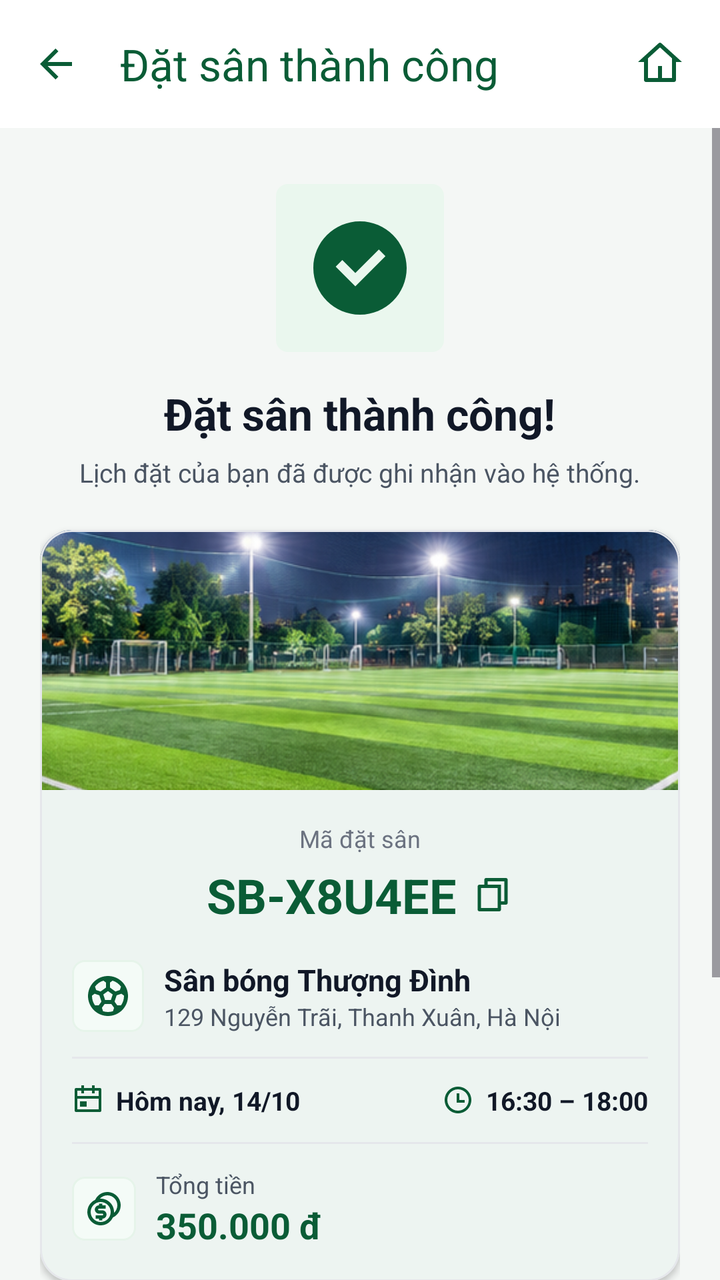
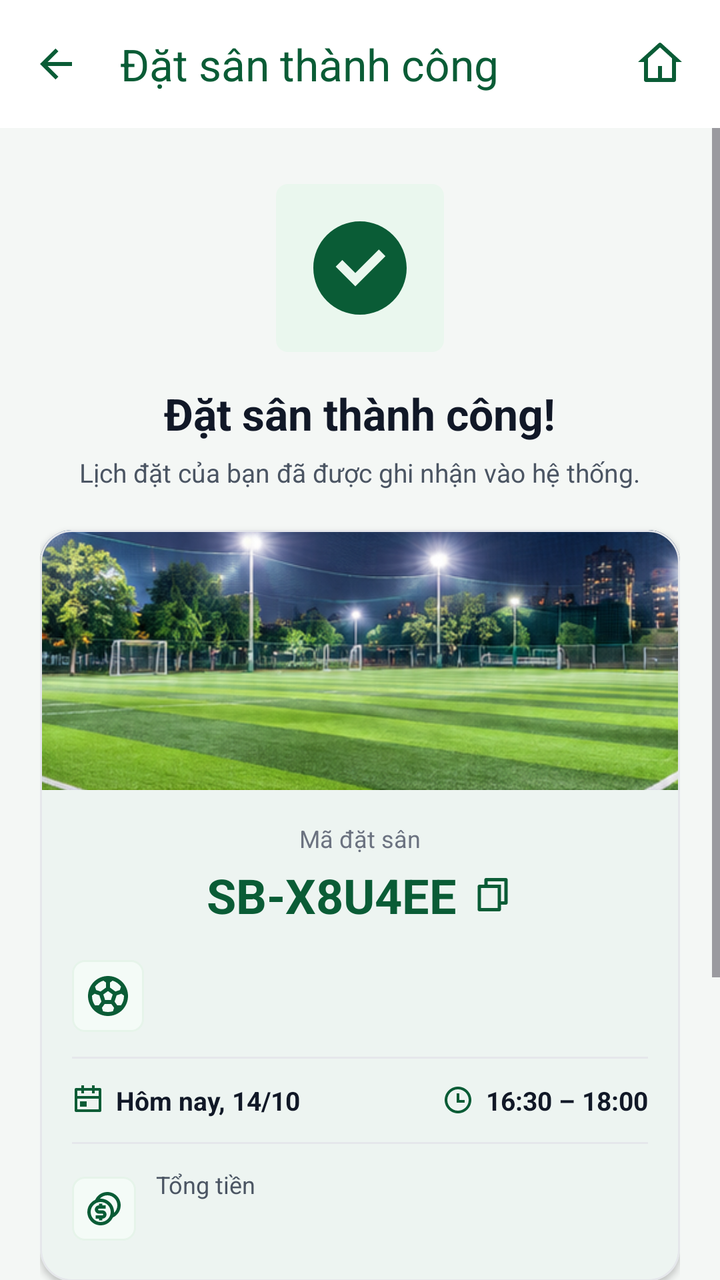

Two renders of the same Android screen: before a commit and after it. Below are the layout's source before the change and the commit's diff.
<!-- AndroidManifest.xml: application theme Theme.SanBong -->
<!-- res/layout/activity_booking_success.xml -->
<?xml version="1.0" encoding="utf-8"?>
<LinearLayout
    xmlns:android="http://schemas.android.com/apk/res/android"
    xmlns:app="http://schemas.android.com/apk/res-auto"
    android:layout_width="match_parent"
    android:layout_height="match_parent"
    android:orientation="vertical"
    android:background="@color/background">

    
    <com.google.android.material.appbar.MaterialToolbar
        android:id="@+id/toolbar"
        android:layout_width="match_parent"
        android:layout_height="wrap_content"
        android:background="@color/surface"
        app:navigationIcon="@drawable/ic_ri_arrow_left"
        app:navigationIconTint="@color/primary_green"
        app:title="Đặt sân thành công"
        app:titleTextColor="@color/primary_green">

        <ImageView
            android:id="@+id/btnToolbarHome"
            android:layout_width="36dp"
            android:layout_height="36dp"
            android:layout_gravity="end"
            android:layout_marginEnd="12dp"
            android:padding="6dp"
            android:src="@drawable/ic_ri_home"
            app:tint="@color/primary_green" />
    </com.google.android.material.appbar.MaterialToolbar>

    <ScrollView
        android:layout_width="match_parent"
        android:layout_height="match_parent">

        <LinearLayout
            android:layout_width="match_parent"
            android:layout_height="wrap_content"
            android:orientation="vertical"
            android:gravity="center_horizontal"
            android:padding="20dp">

            
            <FrameLayout
                android:layout_width="84dp"
                android:layout_height="84dp"
                android:layout_marginTop="8dp">

                <View
                    android:layout_width="match_parent"
                    android:layout_height="match_parent"
                    android:background="@drawable/bg_rating_badge"
                    android:backgroundTint="@color/slot_available_bg" />

                <ImageView
                    android:layout_width="56dp"
                    android:layout_height="56dp"
                    android:layout_gravity="center"
                    android:src="@drawable/ic_ri_check_circle"
                    app:tint="@color/primary_green" />
            </FrameLayout>

            <TextView
                android:layout_width="wrap_content"
                android:layout_height="wrap_content"
                android:layout_marginTop="16dp"
                android:textSize="22sp"
                android:textStyle="bold"
                android:textColor="@color/text_primary"
                android:text="Đặt sân thành công!" />

            <TextView
                android:layout_width="wrap_content"
                android:layout_height="wrap_content"
                android:layout_marginTop="6dp"
                android:textSize="13sp"
                android:textColor="@color/text_secondary"
                android:text="Lịch đặt của bạn đã được ghi nhận vào hệ thống." />

            
            <com.google.android.material.card.MaterialCardView
                android:layout_width="match_parent"
                android:layout_height="wrap_content"
                android:layout_marginTop="20dp"
                app:cardCornerRadius="16dp"
                app:cardElevation="2dp"
                app:strokeWidth="1dp"
                app:strokeColor="@color/border"
                app:cardBackgroundColor="@color/surface">

                <LinearLayout
                    android:layout_width="match_parent"
                    android:layout_height="wrap_content"
                    android:orientation="vertical">

                    <ImageView
                        android:id="@+id/ivSuccessBanner"
                        android:layout_width="match_parent"
                        android:layout_height="130dp"
                        android:scaleType="centerCrop"
                        android:src="@drawable/img_pitch_1" />

                    <LinearLayout
                        android:layout_width="match_parent"
                        android:layout_height="wrap_content"
                        android:orientation="vertical"
                        android:gravity="center_horizontal"
                        android:padding="16dp">

                        <TextView
                            android:layout_width="wrap_content"
                            android:layout_height="wrap_content"
                            android:textSize="12sp"
                            android:textColor="@color/text_muted"
                            android:text="Mã đặt sân" />

                        <LinearLayout
                            android:layout_width="wrap_content"
                            android:layout_height="wrap_content"
                            android:layout_marginTop="4dp"
                            android:gravity="center_vertical">

                            <TextView
                                android:id="@+id/tvSuccessBookingCode"
                                android:layout_width="wrap_content"
                                android:layout_height="wrap_content"
                                android:textSize="24sp"
                                android:textStyle="bold"
                                android:textColor="@color/primary_green"
                                android:text="SB-X8U4EE" />

                            <ImageView
                                android:id="@+id/btnCopyCode"
                                android:layout_width="20dp"
                                android:layout_height="20dp"
                                android:layout_marginStart="8dp"
                                android:src="@drawable/ic_ri_copy"
                                app:tint="@color/primary_green" />
                        </LinearLayout>

                        
                        <LinearLayout
                            android:layout_width="match_parent"
                            android:layout_height="wrap_content"
                            android:layout_marginTop="16dp"
                            android:gravity="center_vertical">

                            <ImageView
                                android:layout_width="36dp"
                                android:layout_height="36dp"
                                android:padding="6dp"
                                android:background="@drawable/bg_type_badge"
                                android:src="@drawable/ic_ri_football"
                                app:tint="@color/primary_green" />

                            <LinearLayout
                                android:layout_width="0dp"
                                android:layout_height="wrap_content"
                                android:layout_weight="1"
                                android:layout_marginStart="10dp"
                                android:orientation="vertical">

                                <TextView
                                    android:id="@+id/tvSuccessPitchName"
                                    android:layout_width="wrap_content"
                                    android:layout_height="wrap_content"
                                    android:textSize="15sp"
                                    android:textStyle="bold"
                                    android:textColor="@color/text_primary"
                                    android:text="Sân bóng Thượng Đình" />

                                <TextView
                                    android:id="@+id/tvSuccessAddress"
                                    android:layout_width="wrap_content"
                                    android:layout_height="wrap_content"
                                    android:textSize="12sp"
                                    android:textColor="@color/text_secondary"
                                    android:text="129 Nguyễn Trãi, Thanh Xuân, Hà Nội" />
                            </LinearLayout>
                        </LinearLayout>

                        <View
                            android:layout_width="match_parent"
                            android:layout_height="1dp"
                            android:layout_marginVertical="12dp"
                            android:background="@color/border" />

                        
                        <LinearLayout
                            android:layout_width="match_parent"
                            android:layout_height="wrap_content"
                            android:orientation="horizontal">

                            <LinearLayout
                                android:layout_width="0dp"
                                android:layout_height="wrap_content"
                                android:layout_weight="1"
                                android:gravity="center_vertical">

                                <ImageView
                                    android:layout_width="16dp"
                                    android:layout_height="16dp"
                                    android:src="@drawable/ic_ri_calendar"
                                    app:tint="@color/primary_green" />

                                <TextView
                                    android:id="@+id/tvSuccessDate"
                                    android:layout_width="wrap_content"
                                    android:layout_height="wrap_content"
                                    android:layout_marginStart="6dp"
                                    android:textSize="13sp"
                                    android:textStyle="bold"
                                    android:textColor="@color/text_primary"
                                    android:text="Hôm nay, 14/10" />
                            </LinearLayout>

                            <LinearLayout
                                android:layout_width="0dp"
                                android:layout_height="wrap_content"
                                android:layout_weight="1"
                                android:gravity="center_vertical|end">

                                <ImageView
                                    android:layout_width="16dp"
                                    android:layout_height="16dp"
                                    android:src="@drawable/ic_ri_time"
                                    app:tint="@color/primary_green" />

                                <TextView
                                    android:id="@+id/tvSuccessTime"
                                    android:layout_width="wrap_content"
                                    android:layout_height="wrap_content"
                                    android:layout_marginStart="6dp"
                                    android:textSize="13sp"
                                    android:textStyle="bold"
                                    android:textColor="@color/text_primary"
                                    android:text="16:30 – 18:00" />
                            </LinearLayout>
                        </LinearLayout>

                        <View
                            android:layout_width="match_parent"
                            android:layout_height="1dp"
                            android:layout_marginVertical="12dp"
                            android:background="@color/border" />

                        
                        <LinearLayout
                            android:layout_width="match_parent"
                            android:layout_height="wrap_content"
                            android:gravity="center_vertical">

                            <ImageView
                                android:layout_width="32dp"
                                android:layout_height="32dp"
                                android:padding="6dp"
                                android:background="@drawable/bg_type_badge"
                                android:src="@drawable/ic_ri_coins"
                                app:tint="@color/primary_green" />

                            <LinearLayout
                                android:layout_width="0dp"
                                android:layout_height="wrap_content"
                                android:layout_weight="1"
                                android:layout_marginStart="10dp"
                                android:orientation="vertical">

                                <TextView
                                    android:layout_width="wrap_content"
                                    android:layout_height="wrap_content"
                                    android:textSize="12sp"
                                    android:textColor="@color/text_secondary"
                                    android:text="Tổng tiền" />

                                <TextView
                                    android:id="@+id/tvSuccessPrice"
                                    android:layout_width="wrap_content"
                                    android:layout_height="wrap_content"
                                    android:textSize="18sp"
                                    android:textStyle="bold"
                                    android:textColor="@color/primary_green"
                                    android:text="350.000 đ" />
                            </LinearLayout>
                        </LinearLayout>

                    </LinearLayout>
                </LinearLayout>
            </com.google.android.material.card.MaterialCardView>

            
            <com.google.android.material.button.MaterialButton
                android:id="@+id/btnGoToMyBookings"
                android:layout_width="match_parent"
                android:layout_height="50dp"
                android:layout_marginTop="24dp"
                android:text="Xem lịch của tôi"
                android:textSize="15sp"
                android:textStyle="bold"
                app:cornerRadius="12dp"
                android:backgroundTint="@color/primary_green"
                android:textColor="@color/surface"
                app:icon="@drawable/ic_ri_calendar"
                app:iconGravity="textStart"
                app:iconTint="@color/surface" />

            
            <com.google.android.material.button.MaterialButton
                android:id="@+id/btnBackToHome"
                style="@style/Widget.Material3.Button.TextButton"
                android:layout_width="match_parent"
                android:layout_height="wrap_content"
                android:layout_marginTop="6dp"
                android:text="Về trang chủ"
                android:textSize="14sp"
                android:textStyle="bold"
                android:textColor="@color/primary_green" />

            
            <LinearLayout
                android:layout_width="match_parent"
                android:layout_height="wrap_content"
                android:layout_marginTop="16dp"
                android:background="@drawable/bg_rating_badge"
                android:backgroundTint="@color/slot_available_bg"
                android:padding="12dp"
                android:gravity="center_vertical">

                <ImageView
                    android:layout_width="16dp"
                    android:layout_height="16dp"
                    android:src="@drawable/ic_ri_info"
                    app:tint="@color/primary_green" />

                <TextView
                    android:layout_width="0dp"
                    android:layout_height="wrap_content"
                    android:layout_weight="1"
                    android:layout_marginStart="8dp"
                    android:textSize="12sp"
                    android:textColor="@color/primary_green"
                    android:text="Vui lòng đến trước giờ đá 10 phút." />
            </LinearLayout>

        </LinearLayout>
    </ScrollView>
</LinearLayout>
<!-- resources referenced by this layout -->
<resources>
  <color name="background">#F4F7F5</color>
  <color name="border">#E5E7EB</color>
  <color name="primary_green">#0A5C36</color>
  <color name="slot_available_bg">#EAF7EE</color>
  <color name="surface">#FFFFFF</color>
  <color name="text_muted">#6B7280</color>
  <color name="text_primary">#111827</color>
  <color name="text_secondary">#4B5563</color>
  <!-- drawable bg_rating_badge (drawable) -->
  <?xml version="1.0" encoding="utf-8"?>
  <shape xmlns:android="http://schemas.android.com/apk/res/android">
      <solid android:color="@color/brand_100" />
      <corners android:radius="6dp" />
  </shape>
  <!-- drawable bg_type_badge (drawable) -->
  <?xml version="1.0" encoding="utf-8"?>
  <shape xmlns:android="http://schemas.android.com/apk/res/android">
      <solid android:color="@color/brand_50" />
      <stroke android:width="1dp" android:color="@color/brand_100" />
      <corners android:radius="6dp" />
  </shape>
  <!-- drawable ic_ri_arrow_left (drawable) -->
  ﻿<vector xmlns:android="http://schemas.android.com/apk/res/android"
      android:width="24dp"
      android:height="24dp"
      android:viewportWidth="24"
      android:viewportHeight="24">
      <path
          android:fillColor="#FF000000"
          android:pathData="M7.82843 10.9999H20V12.9999H7.82843L13.1924 18.3638L11.7782 19.778L4 11.9999L11.7782 4.22168L13.1924 5.63589L7.82843 10.9999Z" />
  </vector>
  <!-- drawable ic_ri_calendar (drawable) -->
  ﻿<vector xmlns:android="http://schemas.android.com/apk/res/android"
      android:width="24dp"
      android:height="24dp"
      android:viewportWidth="24"
      android:viewportHeight="24">
      <path
          android:fillColor="#FF000000"
          android:pathData="M9 1V3H15V1H17V3H21C21.5523 3 22 3.44772 22 4V20C22 20.5523 21.5523 21 21 21H3C2.44772 21 2 20.5523 2 20V4C2 3.44772 2.44772 3 3 3H7V1H9ZM20 11H4V19H20V11ZM11 13V17H6V13H11ZM7 5H4V9H20V5H17V7H15V5H9V7H7V5Z" />
  </vector>
  <!-- drawable ic_ri_check_circle (drawable) -->
  ﻿<vector xmlns:android="http://schemas.android.com/apk/res/android"
      android:width="24dp"
      android:height="24dp"
      android:viewportWidth="24"
      android:viewportHeight="24">
      <path
          android:fillColor="#FF000000"
          android:pathData="M12 22C17.5228 22 22 17.5228 22 12C22 6.47715 17.5228 2 12 2C6.47715 2 2 6.47715 2 12C2 17.5228 6.47715 22 12 22ZM17.4571 9.45711L11 15.9142L6.79289 11.7071L8.20711 10.2929L11 13.0858L16.0429 8.04289L17.4571 9.45711Z" />
  </vector>
  <!-- drawable ic_ri_home (drawable) -->
  ﻿<vector xmlns:android="http://schemas.android.com/apk/res/android"
      android:width="24dp"
      android:height="24dp"
      android:viewportWidth="24"
      android:viewportHeight="24">
      <path
          android:fillColor="#FF000000"
          android:pathData="M19 21H5C4.44772 21 4 20.5523 4 20V11L1 11L11.3273 1.6115C11.7087 1.26475 12.2913 1.26475 12.6727 1.6115L23 11L20 11V20C20 20.5523 19.5523 21 19 21ZM13 19H18V9.15745L12 3.7029L6 9.15745V19H11V13H13V19Z" />
  </vector>
  <color name="brand_100">#E6F4EA</color>
  <color name="brand_50">#F4FBF7</color>
  <color name="brand_700">#0D683D</color>
  <color name="brand_950">#074528</color>
  <color name="brand_600">#10804D</color>
  <color name="brand_800">#0A5C36</color>
  <style name="ThemeOverlay.SanBong.MaterialAlertDialog" parent="ThemeOverlay.Material3.MaterialAlertDialog">
          <item name="colorPrimary">@color/primary_green</item>
          <item name="colorSurface">@color/surface</item>
          <item name="colorOnSurface">@color/text_primary</item>
      </style>
  <!-- unchanged entries left out for length: 7 -->
</resources>

<!-- the commit's change to res/layout/activity_booking_success.xml (unified diff, before → after) -->
@@ -167,7 +167,7 @@
                                     android:textSize="15sp"
                                     android:textStyle="bold"
                                     android:textColor="@color/text_primary"
-                                    android:text="Sân bóng Thượng Đình" />
+                                    android:text="" />
 
                                 <TextView
                                     android:id="@+id/tvSuccessAddress"
@@ -175,7 +175,7 @@
                                     android:layout_height="wrap_content"
                                     android:textSize="12sp"
                                     android:textColor="@color/text_secondary"
-                                    android:text="129 Nguyễn Trãi, Thanh Xuân, Hà Nội" />
+                                    android:text="" />
                             </LinearLayout>
                         </LinearLayout>
 
@@ -279,7 +279,7 @@
                                     android:textSize="18sp"
                                     android:textStyle="bold"
                                     android:textColor="@color/primary_green"
-                                    android:text="350.000 đ" />
+                                    android:text="" />
                             </LinearLayout>
                         </LinearLayout>
 
